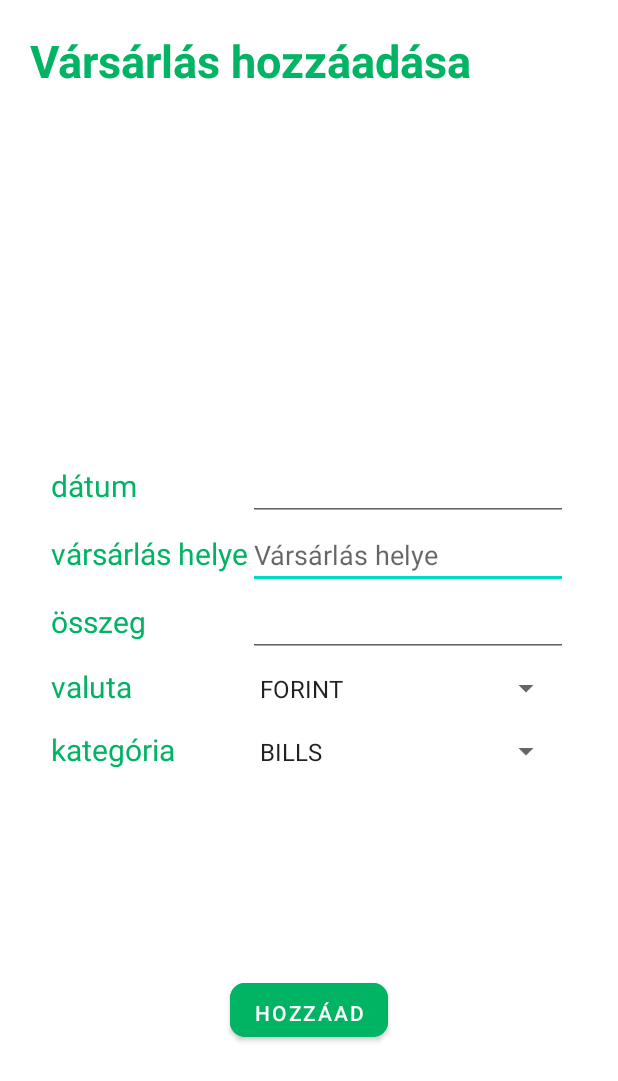
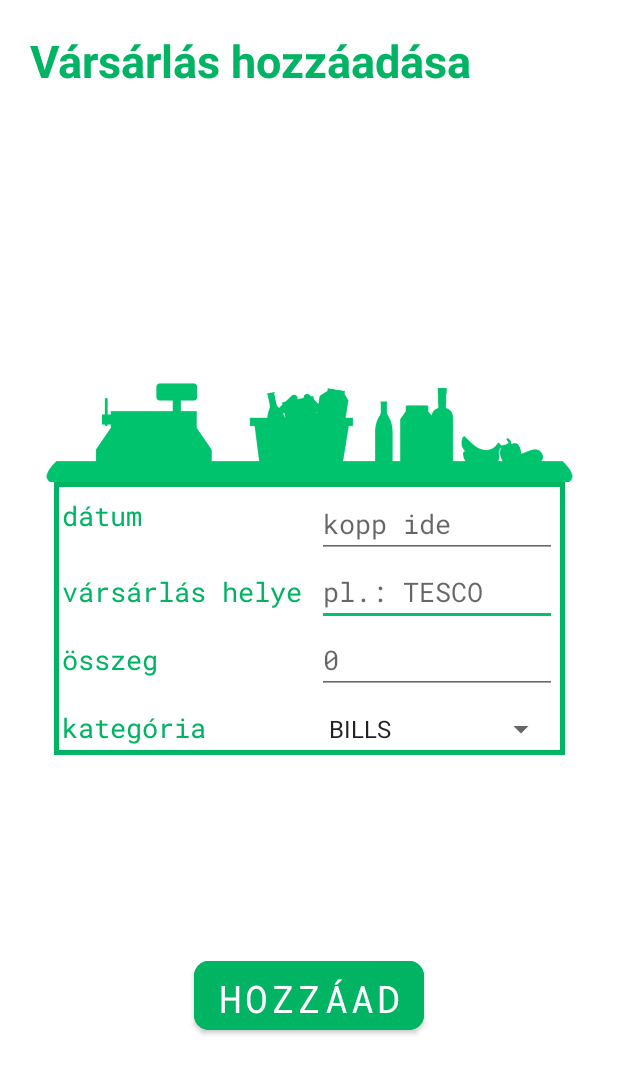
Before and after one commit to davidpokol/Mon.Ey, an Android app: the PurchaseActivity screen opened directly, with no data from a screen before it, after a tap on "HOZZÁAD", on a phone screen of 412 x 824 dp. Shown: the top 1081 px of the screen. Run offline under Robolectric (Android 15) with nearby library versions, the phone set to English and light mode, and no system bars.

Commit message:
M-011 fixing dateTimePickerDialog in purchase activity

```diff
--- a/app/src/main/java/com/example/money/activity/MainActivity.kt
+++ b/app/src/main/java/com/example/money/activity/MainActivity.kt
@@ -92,7 +92,7 @@ class MainActivity : AppCompatActivity() {
 
         binding.goalTextView.text = String.format(getString(R.string.goal_info_message),
             getMonth(),
-            stringUtil.formatAmount(getSpendableMoney()),
+            stringUtil.formatAmount(getSpendableMoney().toString()),
             getCurrencyText(money.currency))
 
     }
--- a/app/src/main/java/com/example/money/activity/PurchaseActivity.kt
+++ b/app/src/main/java/com/example/money/activity/PurchaseActivity.kt
@@ -3,44 +3,42 @@ package com.example.money.activity
 import android.annotation.SuppressLint
 import android.app.DatePickerDialog
 import android.app.DatePickerDialog.OnDateSetListener
+import android.os.Build
 import android.os.Bundle
 import android.view.View
 import android.widget.*
+import androidx.annotation.RequiresApi
 import androidx.appcompat.app.AppCompatActivity
 import com.example.money.R
 import com.example.money.enums.Category
-import com.example.money.enums.Currency
-import com.example.money.model.Money
 import com.example.money.model.Purchase
 import com.example.money.model.Purchases
 import com.example.money.util.StringUtil
-import java.lang.Exception
 import java.text.SimpleDateFormat
 import java.util.*
 
 @SuppressLint("SimpleDateFormat")
 class PurchaseActivity : AppCompatActivity() {
 
-    private val money = Money()
     private val purchases = Purchases()
     private val stringUtil = StringUtil()
     private val myCalendar = Calendar.getInstance()
     private lateinit var dateEditText: EditText
 
+    @SuppressLint("UseCompatLoadingForDrawables")
     override fun onCreate(savedInstanceState: Bundle?) {
         super.onCreate(savedInstanceState)
         setContentView(R.layout.activity_purchase)
         supportActionBar?.hide()
 
+
         dateEditText = findViewById(R.id.dateEditText)
 
-        val purchasePlaceEditText : EditText = findViewById(R.id.purchasePlaceEditText)
-        val amountTextView : EditText = findViewById(R.id.amountEditText)
-        val currencySpinner : Spinner = findViewById(R.id.currencySpinner)
-        val categorySpinner : Spinner = findViewById(R.id.categorySpinner)
-        val submitButton : Button = findViewById(R.id.submitButton)
-        var currencySpinnerValue : Currency = Currency.FORINT
-        var categorySpinnerValue: Category = Category.OTHER
+        val purchasePlaceEditText: EditText = findViewById(R.id.purchasePlaceEditText)
+        val amountTextView: EditText = findViewById(R.id.amountEditText)
+        val categorySpinner: Spinner = findViewById(R.id.categorySpinner)
+        val submitButton: Button = findViewById(R.id.submitButton)
+        val categorySpinnerValue: Category = Category.OTHER
 
         amountTextView.addTextChangedListener(stringUtil.onTextChangedListener(amountTextView))
         val date =
@@ -50,120 +48,98 @@ class PurchaseActivity : AppCompatActivity() {
                 myCalendar.set(Calendar.DAY_OF_MONTH, day)
                 updateLabel()
             }
-        dateEditText.setOnClickListener(View.OnClickListener {
-            DatePickerDialog(
+        dateEditText.setOnClickListener {
+            val datePickerDialog = DatePickerDialog(
                 this@PurchaseActivity,
                 date,
                 myCalendar.get(Calendar.YEAR),
                 myCalendar.get(Calendar.MONTH),
                 myCalendar.get(Calendar.DAY_OF_MONTH)
-            ).show()
-        })
-
-        currencySpinner.adapter = ArrayAdapter<Currency>(
-            this, android.R.layout.simple_spinner_item, Currency.values())
-
-
-        currencySpinner.onItemSelectedListener = object : AdapterView.OnItemSelectedListener {
-            override fun onItemSelected(
-                parentView: AdapterView<*>?,
-                selectedItemView: View?,
-                position: Int,
-                id: Long
-            ) {
-                currencySpinnerValue = currencySpinner.selectedItem as Currency
-            }
-
-            override fun onNothingSelected(p0: AdapterView<*>?) {
-
-            }
+            )
+            datePickerDialog.datePicker.minDate = Date(2022,1,1).time
+            datePickerDialog.datePicker.maxDate = Date().time
+            datePickerDialog.show()
         }
 
-        categorySpinner.adapter = ArrayAdapter<Category>(
-            this, android.R.layout.simple_spinner_item, Category.values())
-
-
-        currencySpinner.onItemSelectedListener = object : AdapterView.OnItemSelectedListener {
-            override fun onItemSelected(
-                parentView: AdapterView<*>?,
-                selectedItemView: View?,
-                position: Int,
-                id: Long
-            ) {
-                categorySpinnerValue = categorySpinner.selectedItem as Category
-            }
-
-            override fun onNothingSelected(p0: AdapterView<*>?) {
-
-            }
-        }
+        categorySpinner.adapter = ArrayAdapter(
+            this, android.R.layout.simple_spinner_item, Category.values()
+        )
 
         submitButton.setOnClickListener {
 
-            var date : Date? = null
-            var purchasePlace : String? = null
-            var amount : Int = 0
-            var isRightFill : Boolean = true
+            val date: Date?
+            val purchasePlace: String?
+            val amount: Int
             try {
-                date =  SimpleDateFormat("yyyy. MM. dd.").
-                                                    parse(dateEditText.text.toString().trim())
-            } catch (e : Exception) {
-                Toast.makeText(applicationContext, getString(R.string.fill_date_field_warning),
-                    Toast.LENGTH_SHORT).show()
-                isRightFill = false
+                date = SimpleDateFormat("yyyy. MM. dd.").parse(
+                    dateEditText.text.toString().trim()
+                )
+            } catch (e: Exception) {
+                Toast.makeText(
+                    applicationContext, getString(R.string.fill_date_field_warning),
+                    Toast.LENGTH_SHORT
+                ).show()
+                return@setOnClickListener
             }
             try {
                 purchasePlace = purchasePlaceEditText.text.toString().trim()
-                if(purchasePlace.isEmpty()){
+                if (purchasePlace.isEmpty()) {
                     throw Exception()
                 }
 
             } catch (e: Exception) {
-                Toast.makeText(applicationContext, getString(R.string.fill_place_field_warning),
-                    Toast.LENGTH_SHORT).show()
-                isRightFill = false
+                Toast.makeText(
+                    applicationContext, getString(R.string.fill_place_field_warning),
+                    Toast.LENGTH_SHORT
+                ).show()
+                return@setOnClickListener
             }
 
             try {
-                amount = amountTextView.text.toString().trim().toInt()
+                amount = stringUtil.deFormatAmount(amountTextView.text.toString())
 
-            } catch(e: Exception) {
-                Toast.makeText(applicationContext, getString(R.string.fill_amount_field_warning),
-                    Toast.LENGTH_SHORT).show()
-                isRightFill = false
+            } catch (e: Exception) {
+                Toast.makeText(
+                    applicationContext, getString(R.string.fill_amount_field_warning),
+                    Toast.LENGTH_SHORT
+                ).show()
+                return@setOnClickListener
 
             }
-
-            if(isRightFill) {
-                addPurchaseToMonitorData(Purchase(
+            addPurchaseToMonitorData(
+                Purchase(
                     date,
                     purchasePlace,
                     amount,
-                    currencySpinnerValue,
-                    categorySpinnerValue))
+                    categorySpinnerValue
+                )
+            )
 
-                Toast.makeText(applicationContext, "Vársárlás hozzáadva!",
-                    Toast.LENGTH_LONG).show()
-            }
+            Toast.makeText(
+                applicationContext, getString(R.string.purchase_added),
+                Toast.LENGTH_LONG
+            ).show()
+
         }
 
     }
+
     override fun onBackPressed() {
         super.onBackPressed()
         this.finish()
     }
 
-    private fun addPurchaseToMonitorData(p : Purchase) {
+    private fun addPurchaseToMonitorData(p: Purchase) {
         purchases.addPurchase(p)
 
-        if(p.purchaseDate.month == Date().month) {
+        if (p.purchaseDate.month == Date().month) {
             purchases.addThisMonthPurchase(p)
         }
     }
 
     private fun refreshMonitorData() {
-        for(p: Purchase in purchases.thisMonthPurchases) {
-            if(p.purchaseDate.month != Date().month) {
+        for (p: Purchase in purchases.thisMonthPurchases) {
+            if (p.purchaseDate.month != Date().month) {
                 purchases.removePurchaseById(p.id)
             }
         }
--- a/app/src/main/res/drawable/border.xml
+++ b/app/src/main/res/drawable/border.xml
@@ -1,4 +1,11 @@
 <?xml version="1.0" encoding="utf-8"?>
 <selector xmlns:android="http://schemas.android.com/apk/res/android">
-
+    <item>
+        <shape android:shape="rectangle">
+            <solid android:color="@color/white"/>
+            <stroke
+                android:color="@color/money_dark_green"
+                android:width="3dp"/>
+        </shape>
+    </item>
 </selector>
--- a/app/src/main/res/layout/activity_purchase.xml
+++ b/app/src/main/res/layout/activity_purchase.xml
@@ -17,35 +17,45 @@
         android:textColor="@color/money_dark_green"
         android:textSize="30sp"
         android:textStyle="bold"
-        app:layout_constraintEnd_toEndOf="parent"
+        app:layout_constraintEnd_toEndOf="@id/gridLayout"
         app:layout_constraintHorizontal_bias="0.0"
         app:layout_constraintStart_toStartOf="parent"
         app:layout_constraintTop_toTopOf="parent" />
 
 
     <androidx.gridlayout.widget.GridLayout
+
         android:id="@+id/gridLayout"
         android:layout_width="wrap_content"
         android:layout_height="wrap_content"
+        android:layout_marginStart="10dp"
+        android:layout_marginEnd="10dp"
         app:columnCount="2"
-        app:rowCount="8"
         app:layout_constraintBottom_toBottomOf="parent"
         app:layout_constraintEnd_toEndOf="parent"
         app:layout_constraintStart_toStartOf="parent"
-        app:layout_constraintTop_toTopOf="parent">
+        app:layout_constraintTop_toTopOf="parent"
+        android:background="@drawable/border"
+        app:rowCount="8">
 
         <TextView
             android:id="@+id/date_textView"
             android:layout_width="wrap_content"
             android:layout_height="wrap_content"
-            android:text="dátum"
+            android:layout_marginLeft="5dp"
+            android:fontFamily="@font/roboto_mono"
+            android:text="@string/date"
             android:textAlignment="center"
             android:textColor="@color/money_dark_green"
-            android:textSize="20sp" />
+            android:textSize="18sp" />
 
         <EditText
             android:id="@+id/dateEditText"
-            android:layout_width="wrap_content"
+
+            android:layout_marginRight="5dp"
+            android:layout_marginTop="5dp"
+            android:hint="kopp ide"
+            android:layout_width="160dp"
             android:layout_height="wrap_content"
             android:clickable="false"
             android:cursorVisible="false"
@@ -53,72 +63,75 @@
             android:focusable="false"
             android:focusableInTouchMode="false"
             android:inputType="date"
-            android:text="@string/empty_string" />
+            android:fontFamily="@font/roboto_mono" />
 
         <TextView
             android:id="@+id/placeTextView"
+
             android:layout_width="wrap_content"
             android:layout_height="wrap_content"
-            android:text="vársárlás helye"
+            android:layout_marginLeft="5dp"
+            android:layout_marginRight="10dp"
+            android:fontFamily="@font/roboto_mono"
+            android:text="@string/place_of_purchase"
             android:textAlignment="center"
             android:textColor="@color/money_dark_green"
-            android:textSize="20sp" />
+            android:textSize="18sp" />
 
         <EditText
             android:id="@+id/purchasePlaceEditText"
-            android:layout_width="wrap_content"
+            android:layout_marginRight="5dp"
+            android:hint="pl.: TESCO"
+            android:layout_width="160dp"
             android:layout_height="wrap_content"
             android:ems="10"
-            android:hint="Vársárlás helye"
             android:inputType="textPersonName"
-            android:text="@string/empty_string"
-            tools:ignore="MissingConstraints" />
+            android:fontFamily="@font/roboto_mono"/>
 
         <TextView
             android:id="@+id/amountTextView"
             android:layout_width="wrap_content"
             android:layout_height="wrap_content"
-            android:text="összeg"
+            android:layout_marginLeft="5dp"
+
+            android:fontFamily="@font/roboto_mono"
+            android:text="@string/amount"
             android:textAlignment="center"
             android:textColor="@color/money_dark_green"
-            android:textSize="20sp" />
+            android:textSize="18sp" />
 
         <EditText
             android:id="@+id/amountEditText"
-            android:layout_width="wrap_content"
+            android:layout_marginRight="5dp"
+            android:hint="0"
+            android:layout_width="160dp"
             android:layout_height="wrap_content"
             android:ems="10"
             android:inputType="number"
-            android:text="@string/empty_string" />
-
-        <TextView
-            android:id="@+id/currencyTextView"
-            android:layout_width="wrap_content"
-            android:layout_height="wrap_content"
-            android:text="valuta"
-            android:textAlignment="center"
-            android:textColor="@color/money_dark_green"
-            android:textSize="20sp" />
-
-        <Spinner
-            android:id="@+id/currencySpinner"
-            android:layout_width="209dp"
-            android:layout_height="42dp"
-            tools:ignore="MissingConstraints" />
+            android:fontFamily="@font/roboto_mono"/>
 
         <TextView
             android:id="@+id/categoryTextView"
+
             android:layout_width="wrap_content"
             android:layout_height="wrap_content"
-            android:text="kategória"
+            android:layout_marginLeft="5dp"
+            android:layout_marginTop="10dp"
+            android:fontFamily="@font/roboto_mono"
+            android:paddingBottom="5dp"
+            android:text="@string/category"
             android:textAlignment="center"
             android:textColor="@color/money_dark_green"
-            android:textSize="20sp" />
+            android:textSize="18sp" />
 
         <Spinner
             android:id="@+id/categorySpinner"
-            android:layout_width="209dp"
-            android:layout_height="42dp" />
+            android:layout_marginRight="5dp"
+            android:layout_marginTop="10dp"
+            android:layout_marginBottom="5dp"
+            android:layout_width="160dp"
+            android:layout_height="wrap_content"
+            android:fontFamily="@font/roboto_mono"/>
 
     </androidx.gridlayout.widget.GridLayout>
 
@@ -126,16 +139,29 @@
         android:id="@+id/submitButton"
         android:layout_width="wrap_content"
         android:layout_height="wrap_content"
-
         android:backgroundTint="@color/money_dark_green"
+        android:fontFamily="@font/roboto_mono"
         android:gravity="center"
         android:paddingTop="7dp"
         android:text="@string/add_purchase_button_label"
         android:textColor="@color/white"
+        android:textSize="25sp"
         app:cornerRadius="10dp"
         app:layout_constraintBottom_toBottomOf="parent"
         app:layout_constraintEnd_toEndOf="parent"
         app:layout_constraintStart_toStartOf="parent"
         app:layout_constraintTop_toBottomOf="@+id/gridLayout" />
 
+    <ImageView
+        android:id="@+id/imageView2"
+        android:layout_width="351dp"
+        android:layout_height="78dp"
+        android:layout_marginStart="10dp"
+        android:layout_marginEnd="10dp"
+        android:scaleType="fitEnd"
+        app:layout_constraintBottom_toTopOf="@+id/gridLayout"
+        app:layout_constraintEnd_toEndOf="parent"
+        app:layout_constraintStart_toStartOf="parent"
+        app:srcCompat="@drawable/desk" />
+
 </androidx.constraintlayout.widget.ConstraintLayout>
--- a/app/src/main/res/values/strings.xml
+++ b/app/src/main/res/values/strings.xml
@@ -37,8 +37,15 @@
 
 
     <!--ADD PURCHASE-->
+    <string name="add_purchase_label">Vársárlás hozzáadása</string>
 
-    <string name="add_purchase_label">Vársárlás hozzáadása</string>
+    <string name="category">kategória</string>
+    <string name="currency">valuta</string>
+    <string name="amount">összeg</string>
+    <string name="place_of_purchase">vársárlás helye</string>
+    <string name="date">dátum</string>
+    <string name="purchase_added">Vársárlás hozzáadva!</string>
+
     <string name="add_purchase_button_label">HOZZÁAD</string>
 
     <string name="fill_date_field_warning">
@@ -56,5 +63,4 @@
     <!-- UTIL -->
     <string name="empty_string"> </string>
 
-
 </resources>
--- a/app/src/main/res/values/themes.xml
+++ b/app/src/main/res/values/themes.xml
@@ -2,12 +2,12 @@
     <!-- Base application theme. -->
     <style name="Theme.MonEy" parent="Theme.MaterialComponents.DayNight.DarkActionBar">
         <!-- Primary brand color. -->
-        <item name="colorPrimary">@color/purple_500</item>
-        <item name="colorPrimaryVariant">@color/purple_700</item>
+        <item name="colorPrimary">@color/money_light_green</item>
+        <item name="colorPrimaryVariant">@color/money_light_green</item>
         <item name="colorOnPrimary">@color/white</item>
         <!-- Secondary brand color. -->
-        <item name="colorSecondary">@color/teal_200</item>
-        <item name="colorSecondaryVariant">@color/teal_700</item>
+        <item name="colorSecondary">@color/money_light_green</item>
+        <item name="colorSecondaryVariant">@color/money_light_green</item>
         <item name="colorOnSecondary">@color/black</item>
         <!-- Status bar color. -->
         <item name="android:statusBarColor" tools:targetApi="l">?attr/colorPrimaryVariant</item>
```
Also changed, not shown: app/src/main/java/com/example/money/activity/SettingsActivity.kt (+17 -7 lines), app/src/main/java/com/example/money/model/Purchase.java (+1 -7 lines), app/src/main/java/com/example/money/util/StringUtil.kt (+22 -33 lines).
